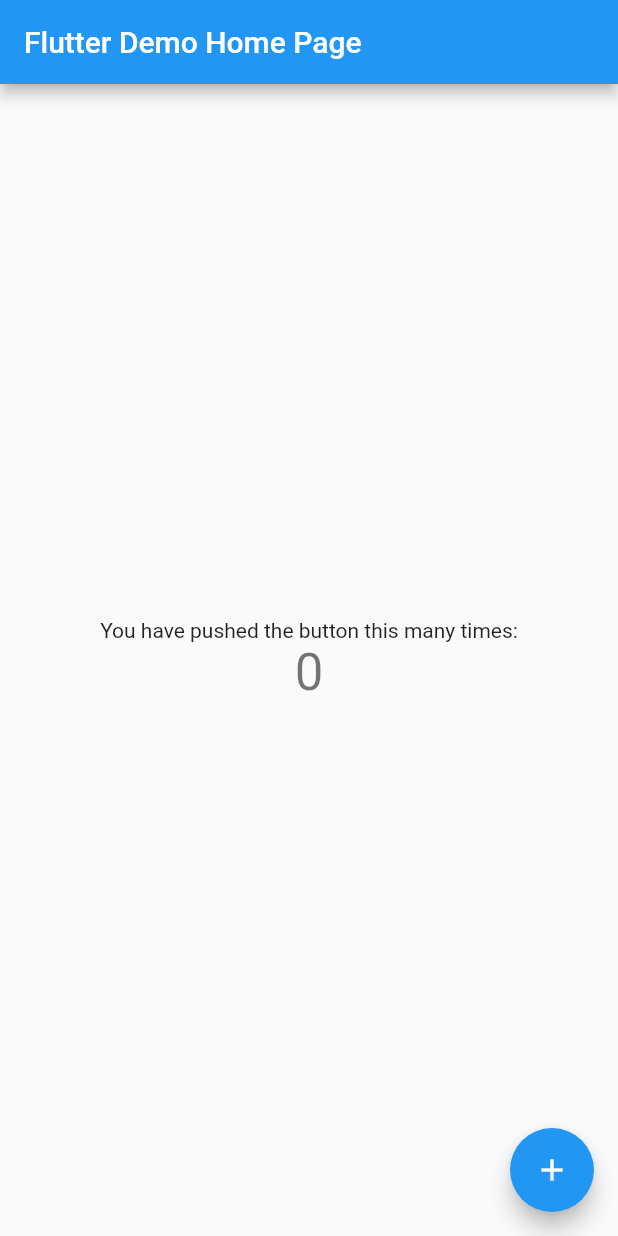
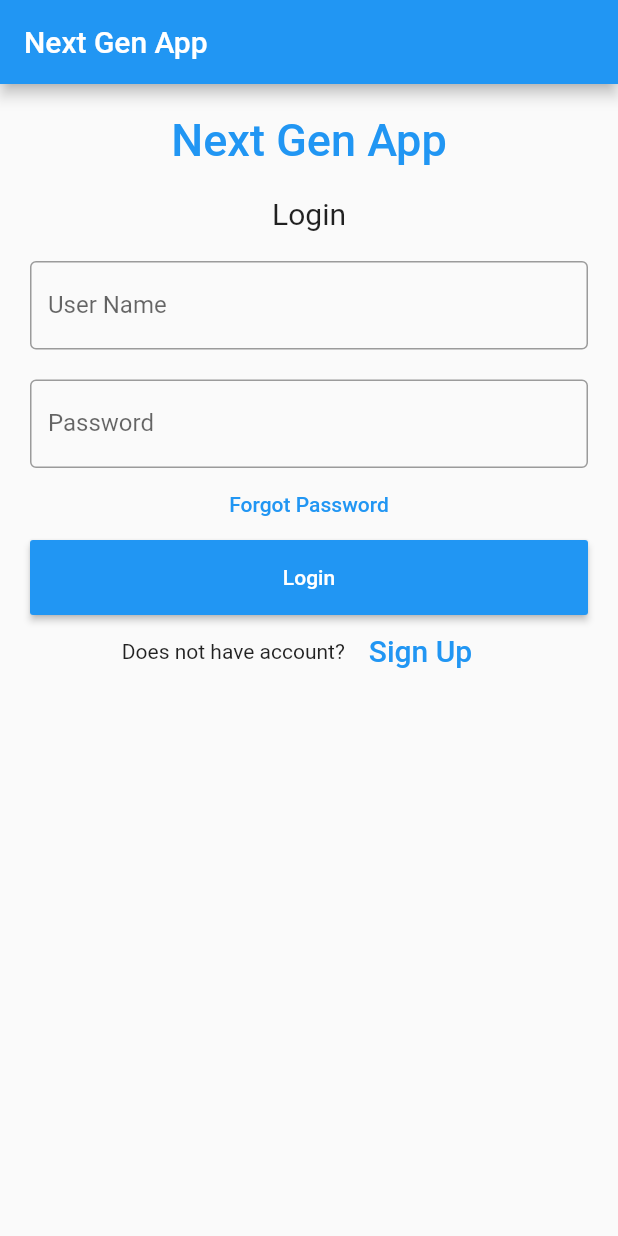
Before and after one commit to bebarefaat476/next-gen-app, a Flutter app: the screen it shows after launch, on a phone screen of 412 x 824 dp. Run offline on Flutter 3.47's test engine with Material 2 defaults, Android fonts, the phone set to English and light mode, and no system bars.

```diff
--- /dev/null
+++ b/lib/login.dart
@@ -0,0 +1,131 @@
+import 'package:flutter/material.dart';
+import 'package:next_gen_app/Home.dart';
+
+class LoginPage extends StatefulWidget {
+  @override
+  _State createState() => _State();
+}
+
+class _State extends State<LoginPage> {
+  TextEditingController nameController = TextEditingController();
+  TextEditingController passwordController = TextEditingController();
+
+  @override
+  Widget build(BuildContext context) {
+    return Scaffold(
+        appBar: AppBar(
+          title: Text('Next Gen App'),
+        ),
+        body: Padding(
+            padding: EdgeInsets.all(10),
+            child: ListView(
+              children: <Widget>[
+                Container(
+                    alignment: Alignment.center,
+                    padding: EdgeInsets.all(10),
+                    child: Text(
+                      'Next Gen App',
+                      style: TextStyle(
+                          color: Colors.blue,
+                          fontWeight: FontWeight.w500,
+                          fontSize: 30),
+                    )),
+                Container(
+                    alignment: Alignment.center,
+                    padding: EdgeInsets.all(10),
+                    child: Text(
+                      'Login',
+                      style: TextStyle(fontSize: 20),
+                    )),
+                Container(
+                  padding: EdgeInsets.all(10),
+                  child: TextField(
+                    controller: nameController,
+                    decoration: InputDecoration(
+                      border: OutlineInputBorder(),
+                      labelText: 'User Name',
+                    ),
+                  ),
+                ),
+                Container(
+                  padding: EdgeInsets.fromLTRB(10, 10, 10, 0),
+                  child: TextField(
+                    obscureText: true,
+                    controller: passwordController,
+                    decoration: InputDecoration(
+                      border: OutlineInputBorder(),
+                      labelText: 'Password',
+                    ),
+                  ),
+                ),
+                FlatButton(
+                  onPressed: () {
+                    //forgot password screen
+                  },
+                  textColor: Colors.blue,
+                  child: Text('Forgot Password'),
+                ),
+                Container(
+                    height: 50,
+                    padding: EdgeInsets.fromLTRB(10, 0, 10, 0),
+                    child: RaisedButton(
+                      textColor: Colors.white,
+                      color: Colors.blue,
+                      child: Text('Login'),
+                      onPressed: () {
+                        print(nameController.text);
+                        print(passwordController.text);
+                        // if (nameController.text == "heba" && passwordController.text == "heba") {
+                          Navigator.pushReplacement(
+                              context,
+                              MaterialPageRoute(
+                                  builder: (context) => HomePage()
+                              )
+                          );
+                        // } else {
+                        //   showErrorLoginAlertDialog(context);
+                        // }
+                      },
+                    )),
+                Container(
+                    child: Row(
+                  children: <Widget>[
+                    Text('Does not have account?'),
+                    FlatButton(
+                      textColor: Colors.blue,
+                      child: Text(
+                        'Sign Up',
+                        style: TextStyle(fontSize: 20),
+                      ),
+                      onPressed: () {
+                        //signup screen
+                      },
+                    )
+                  ],
+                  mainAxisAlignment: MainAxisAlignment.center,
+                ))
+              ],
+            )));
+  }
+}
+
+showErrorLoginAlertDialog(BuildContext context) {
+  showDialog(
+    context: context,
+    builder: (BuildContext context) {
+      return AlertDialog(
+        title: Text('Error'),
+        content: Text("Username or password you enter are incorrect!"),
+        actions: <Widget>[
+          FlatButton(
+            child: Text("Okay"),
+            onPressed: () {
+              //Put your code here which you want to execute on Cancel button click.
+              Navigator.of(context).pop();
+            },
+          ),
+        ],
+      );
+    },
+  );
+}
--- a/lib/main.dart
+++ b/lib/main.dart
@@ -1,117 +1,8 @@
 import 'package:flutter/material.dart';
+import 'package:next_gen_app/login.dart';
 
 void main() {
-  runApp(MyApp());
+  runApp(MaterialApp(
+    home: LoginPage()
+  ));
 }
-
-class MyApp extends StatelessWidget {
-  // This widget is the root of your application.
-  @override
-  Widget build(BuildContext context) {
-    return MaterialApp(
-      title: 'Flutter Demo',
-      theme: ThemeData(
-        // This is the theme of your application.
-        //
-        // Try running your application with "flutter run". You'll see the
-        // application has a blue toolbar. Then, without quitting the app, try
-        // changing the primarySwatch below to Colors.green and then invoke
-        // "hot reload" (press "r" in the console where you ran "flutter run",
-        // or simply save your changes to "hot reload" in a Flutter IDE).
-        // Notice that the counter didn't reset back to zero; the application
-        // is not restarted.
-        primarySwatch: Colors.blue,
-        // This makes the visual density adapt to the platform that you run
-        // the app on. For desktop platforms, the controls will be smaller and
-        // closer together (more dense) than on mobile platforms.
-        visualDensity: VisualDensity.adaptivePlatformDensity,
-      ),
-      home: MyHomePage(title: 'Flutter Demo Home Page'),
-    );
-  }
-}
-
-class MyHomePage extends StatefulWidget {
-  MyHomePage({Key key, this.title}) : super(key: key);
-
-  // This widget is the home page of your application. It is stateful, meaning
-  // that it has a State object (defined below) that contains fields that affect
-  // how it looks.
-
-  // This class is the configuration for the state. It holds the values (in this
-  // case the title) provided by the parent (in this case the App widget) and
-  // used by the build method of the State. Fields in a Widget subclass are
-  // always marked "final".
-
-  final String title;
-
-  @override
-  _MyHomePageState createState() => _MyHomePageState();
-}
-
-class _MyHomePageState extends State<MyHomePage> {
-  int _counter = 0;
-
-  void _incrementCounter() {
-    setState(() {
-      // This call to setState tells the Flutter framework that something has
-      // changed in this State, which causes it to rerun the build method below
-      // so that the display can reflect the updated values. If we changed
-      // _counter without calling setState(), then the build method would not be
-      // called again, and so nothing would appear to happen.
-      _counter++;
-    });
-  }
-
-  @override
-  Widget build(BuildContext context) {
-    // This method is rerun every time setState is called, for instance as done
-    // by the _incrementCounter method above.
-    //
-    // The Flutter framework has been optimized to make rerunning build methods
-    // fast, so that you can just rebuild anything that needs updating rather
-    // than having to individually change instances of widgets.
-    return Scaffold(
-      appBar: AppBar(
-        // Here we take the value from the MyHomePage object that was created by
-        // the App.build method, and use it to set our appbar title.
-        title: Text(widget.title),
-      ),
-      body: Center(
-        // Center is a layout widget. It takes a single child and positions it
-        // in the middle of the parent.
-        child: Column(
-          // Column is also a layout widget. It takes a list of children and
-          // arranges them vertically. By default, it sizes itself to fit its
-          // children horizontally, and tries to be as tall as its parent.
-          //
-          // Invoke "debug painting" (press "p" in the console, choose the
-          // "Toggle Debug Paint" action from the Flutter Inspector in Android
-          // Studio, or the "Toggle Debug Paint" command in Visual Studio Code)
-          // to see the wireframe for each widget.
-          //
-          // Column has various properties to control how it sizes itself and
-          // how it positions its children. Here we use mainAxisAlignment to
-          // center the children vertically; the main axis here is the vertical
-          // axis because Columns are vertical (the cross axis would be
-          // horizontal).
-          mainAxisAlignment: MainAxisAlignment.center,
-          children: <Widget>[
-            Text(
-              'You have pushed the button this many times:',
-            ),
-            Text(
-              '$_counter',
-              style: Theme.of(context).textTheme.headline4,
-            ),
-          ],
-        ),
-      ),
-      floatingActionButton: FloatingActionButton(
-        onPressed: _incrementCounter,
-        tooltip: 'Increment',
-        child: Icon(Icons.add),
-      ), // This trailing comma makes auto-formatting nicer for build methods.
-    );
-  }
-}
```
Also changed, not shown: lib/Home.dart (added, +71 -0 lines).
